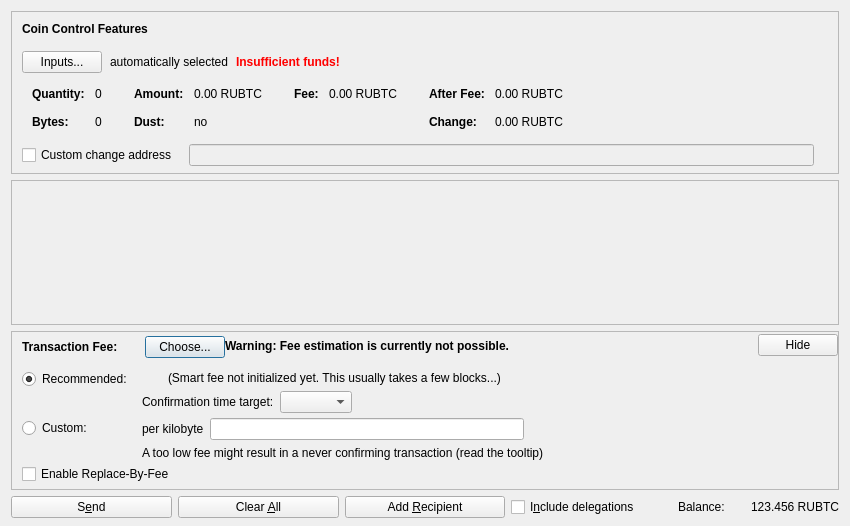
Old version of the form src/qt/forms/sendcoinsdialog.ui in the repository nationalbitcoin/chinesebitcoin.
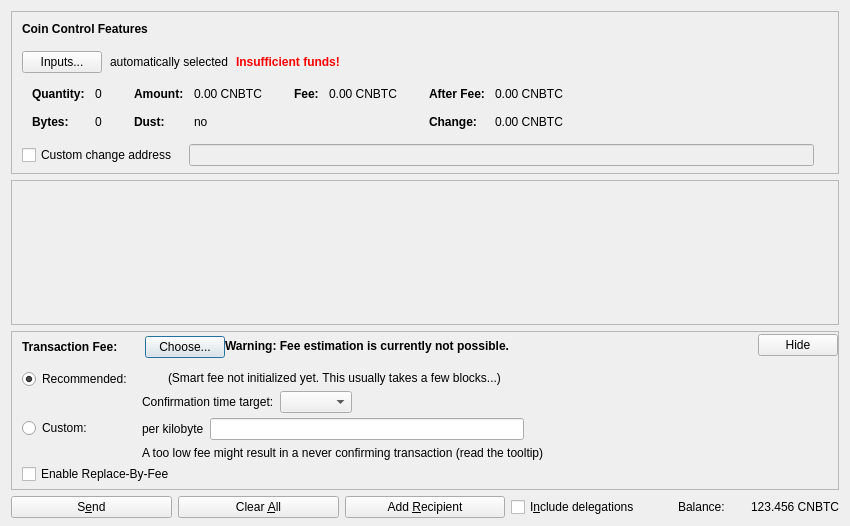
New version of the form. Icons and pictures are not drawn. Custom widgets are drawn as their Qt base class.

The edit to the form file:
```diff
--- a/src/qt/forms/sendcoinsdialog.ui
+++ b/src/qt/forms/sendcoinsdialog.ui
@@ -324,7 +324,7 @@
                   <enum>Qt::ActionsContextMenu</enum>
                  </property>
                  <property name="text">
-                  <string notr="true">0.00 RUBTC</string>
+                  <string notr="true">0.00 CNBTC</string>
                  </property>
                  <property name="textInteractionFlags">
                   <set>Qt::LinksAccessibleByMouse|Qt::TextSelectableByKeyboard|Qt::TextSelectableByMouse</set>
@@ -404,7 +404,7 @@
                   <enum>Qt::ActionsContextMenu</enum>
                  </property>
                  <property name="text">
-                  <string notr="true">0.00 RUBTC</string>
+                  <string notr="true">0.00 CNBTC</string>
                  </property>
                  <property name="textInteractionFlags">
                   <set>Qt::LinksAccessibleByMouse|Qt::TextSelectableByKeyboard|Qt::TextSelectableByMouse</set>
@@ -455,7 +455,7 @@
                   <enum>Qt::ActionsContextMenu</enum>
                  </property>
                  <property name="text">
-                  <string notr="true">0.00 RUBTC</string>
+                  <string notr="true">0.00 CNBTC</string>
                  </property>
                  <property name="textInteractionFlags">
                   <set>Qt::LinksAccessibleByMouse|Qt::TextSelectableByKeyboard|Qt::TextSelectableByMouse</set>
@@ -484,7 +484,7 @@
                   <enum>Qt::ActionsContextMenu</enum>
                  </property>
                  <property name="text">
-                  <string notr="true">0.00 RUBTC</string>
+                  <string notr="true">0.00 CNBTC</string>
                  </property>
                  <property name="textInteractionFlags">
                   <set>Qt::LinksAccessibleByMouse|Qt::TextSelectableByKeyboard|Qt::TextSelectableByMouse</set>
@@ -1211,7 +1211,7 @@
           <cursorShape>IBeamCursor</cursorShape>
          </property>
          <property name="text">
-          <string notr="true">123.456 RUBTC</string>
+          <string notr="true">123.456 CNBTC</string>
          </property>
          <property name="textInteractionFlags">
           <set>Qt::LinksAccessibleByMouse|Qt::TextSelectableByKeyboard|Qt::TextSelectableByMouse</set>
```
